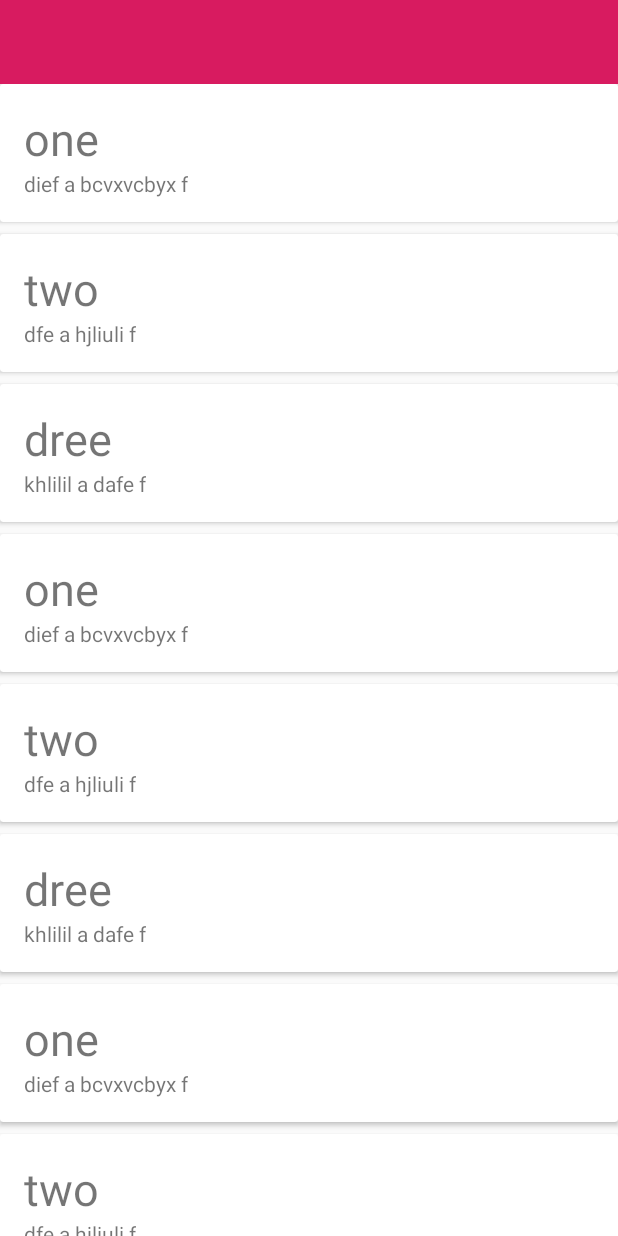
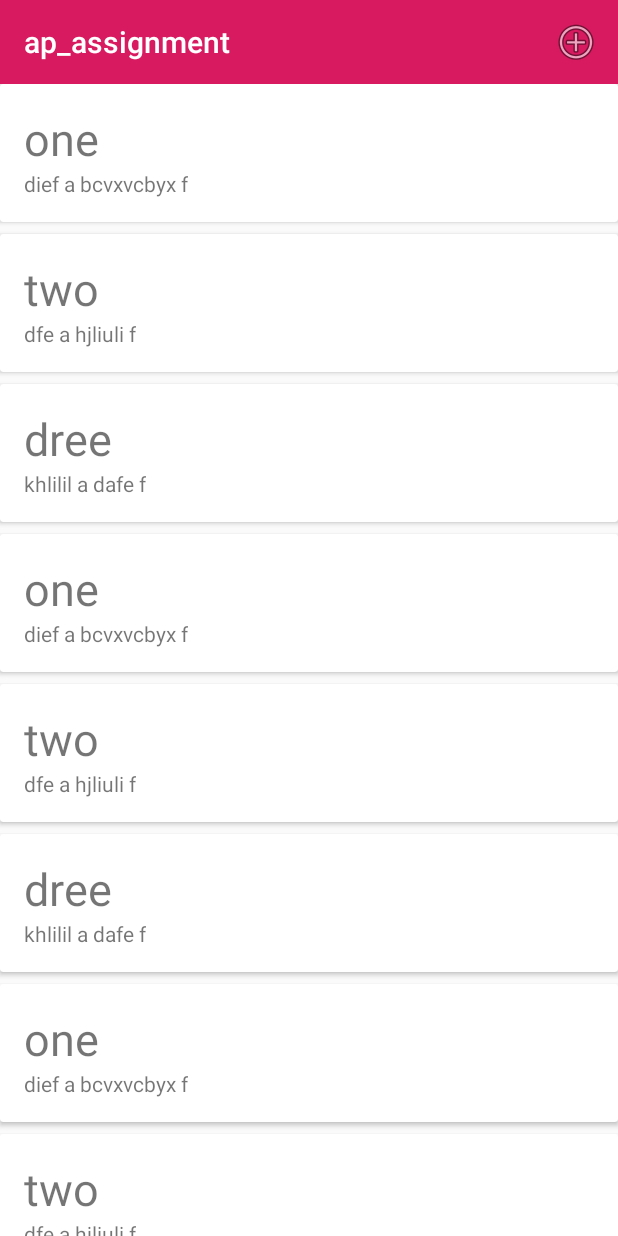
Before and after one commit to fabi-win/ap_assignment, an Android app: the screen it shows after launch (SiteListActivity), on a phone screen of 412 x 824 dp. Run offline under Robolectric (Android 15) with nearby library versions, the phone set to English and light mode, and no system bars; 1 statement that could not run was skipped.

Commit message:
add button and menu_main

```diff
--- a/app/src/main/java/com/example/ap_assignment/activities/SiteListActivity.kt
+++ b/app/src/main/java/com/example/ap_assignment/activities/SiteListActivity.kt
@@ -2,6 +2,7 @@
 
 import android.os.Bundle
 import android.view.LayoutInflater
+import android.view.Menu
 import android.view.View
 import android.view.ViewGroup
 import androidx.appcompat.app.AppCompatActivity
@@ -24,9 +25,17 @@
         setContentView(R.layout.activity_site_list)
         app = application as MainApp
 
+        toolbar.title = title
+        setSupportActionBar(toolbar)
+
         val layoutManager = LinearLayoutManager(this)
         recyclerView.layoutManager = layoutManager
         recyclerView.adapter = SiteAdapter(app.sites)
+    }
+
+    override fun onCreateOptionsMenu(menu: Menu?): Boolean {
+        menuInflater.inflate(R.menu.menu_main, menu)
+        return super.onCreateOptionsMenu(menu)
     }
 
     class SiteAdapter constructor(private var sites: List<SiteModel>) :
--- /dev/null
+++ b/app/src/main/res/menu/menu_main.xml
@@ -0,0 +1,10 @@
+<?xml version="1.0" encoding="utf-8"?>
+<menu xmlns:android="http://schemas.android.com/apk/res/android"
+    xmlns:app="http://schemas.android.com/apk/res-auto">
+
+    <item
+        android:id="@+id/item_add"
+        android:icon="@android:drawable/ic_menu_add"
+        android:title="@string/menu_addSite"
+        app:showAsAction="always" />
+</menu>
```
